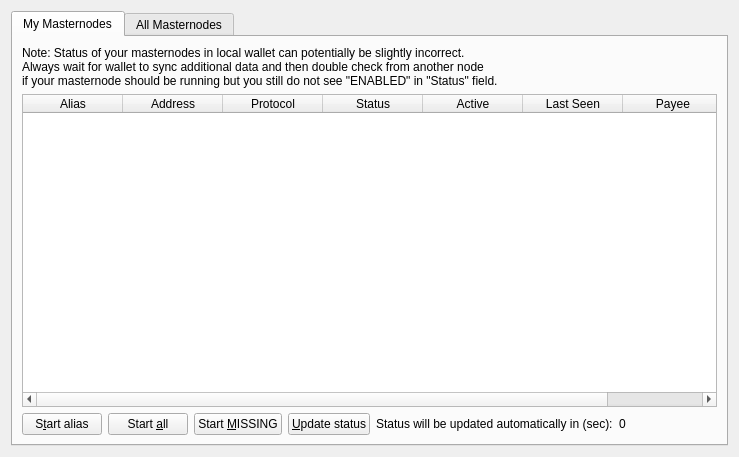
This is src/qt/forms/masternodelist.ui in genix-project/genix as Qt 5 draws it before an edit. The edited form follows.
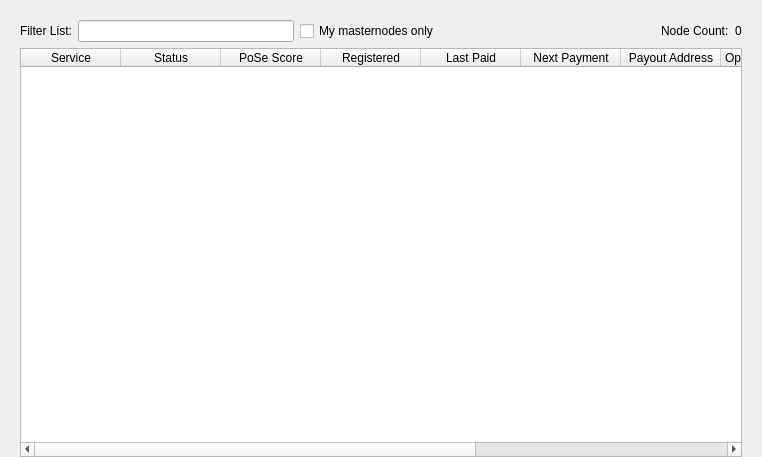
This is the edited form.

```diff
--- a/src/qt/forms/masternodelist.ui
+++ b/src/qt/forms/masternodelist.ui
@@ -6,164 +6,33 @@
 			<rect>
 				<x>0</x>
 				<y>0</y>
-				<width>723</width>
+    <width>762</width>
 				<height>457</height>
 			</rect>
 		</property>
 		<property name="windowTitle">
 			<string>Form</string>
 		</property>
-		<layout class="QVBoxLayout">
-            
+  <layout class="QVBoxLayout" name="topLayout">
+   <property name="leftMargin">
+    <number>20</number>
+   </property>
+   <property name="topMargin">
+    <number>0</number>
+   </property>
+   <property name="rightMargin">
+    <number>20</number>
+   </property>
+   <property name="bottomMargin">
+    <number>0</number>
+   </property>
 			<item>
 				<layout class="QVBoxLayout" name="verticalLayout">
 					<property name="bottomMargin">
 						<number>0</number>
 					</property>
 					<item>
-						<widget class="QTabWidget" name="tabWidget">
-							<property name="currentIndex">
-								<number>0</number>
-							</property>
-							<widget class="QWidget" name="tabMyMasternodes">
-								<attribute name="title">
-									<string>My Masternodes</string>
-								</attribute>
-								<layout class="QGridLayout" name="gridLayout_2">
-									<item row="0" column="0">
-										<layout class="QVBoxLayout" name="verticalLayout_2">
-											<property name="bottomMargin">
-												<number>0</number>
-											</property>
-											<item>
-												<layout class="QHBoxLayout" name="horizontalLayout_note">
-													<property name="bottomMargin">
-														<number>0</number>
-													</property>
-													<item>
-														<widget class="QLabel" name="updateNote">
-															<property name="text">
-																<string>Note: Status of your masternodes in local wallet can potentially be slightly incorrect.&lt;br /&gt;Always wait for wallet to sync additional data and then double check from another node&lt;br /&gt;if your masternode should be running but you still do not see "ENABLED" in "Status" field.</string>
-															</property>
-														</widget>
-													</item>
-												</layout>
-											</item>
-											<item>
-												<widget class="QTableWidget" name="tableWidgetMyMasternodes">
-													<property name="minimumSize">
-														<size>
-															<width>695</width>
-															<height>0</height>
-														</size>
-													</property>
-													<property name="editTriggers">
-														<set>QAbstractItemView::NoEditTriggers</set>
-													</property>
-													<property name="alternatingRowColors">
-														<bool>true</bool>
-													</property>
-													<property name="selectionMode">
-														<enum>QAbstractItemView::SingleSelection</enum>
-													</property>
-													<property name="selectionBehavior">
-														<enum>QAbstractItemView::SelectRows</enum>
-													</property>
-													<property name="sortingEnabled">
-														<bool>true</bool>
-													</property>
-													<attribute name="horizontalHeaderStretchLastSection">
-														<bool>true</bool>
-													</attribute>
-													<attribute name="ResizeMode">
-														<enum>QHeaderView::Interactive</enum>
-													</attribute>
-													<column>
-														<property name="text">
-															<string>Alias</string>
-														</property>
-													</column>
-													<column>
-														<property name="text">
-															<string>Address</string>
-														</property>
-													</column>
-													<column>
-														<property name="text">
-															<string>Protocol</string>
-														</property>
-													</column>
-													<column>
-														<property name="text">
-															<string>Status</string>
-														</property>
-													</column>
-													<column>
-														<property name="text">
-															<string>Active</string>
-														</property>
-													</column>
-													<column>
-														<property name="text">
-															<string>Last Seen</string>
-														</property>
-													</column>
-													<column>
-														<property name="text">
-															<string>Payee</string>
-														</property>
-													</column>
-												</widget>
-											</item>
-											<item>
-												<layout class="QHBoxLayout" name="horizontalLayout_5">
-													<property name="bottomMargin">
-														<number>0</number>
-													</property>
-													<item>
-														<widget class="QPushButton" name="startButton">
-															<property name="text">
-																<string>S&amp;tart alias</string>
-															</property>
-														</widget>
-													</item>
-													<item>
-														<widget class="QPushButton" name="startAllButton">
-															<property name="text">
-																<string>Start &amp;all</string>
-															</property>
-														</widget>
-													</item>
-													<item>
-														<widget class="QPushButton" name="startMissingButton">
-															<property name="text">
-																<string>Start &amp;MISSING</string>
-															</property>
-														</widget>
-													</item>
-													<item>
-														<widget class="QPushButton" name="UpdateButton">
-															<property name="text">
-																<string>&amp;Update status</string>
-															</property>
-														</widget>
-													</item>
-													<item>
-														<widget class="QLabel" name="autoupdate_label">
-															<property name="text">
-																<string>Status will be updated automatically in (sec):</string>
-															</property>
-														</widget>
-													</item>
-													<item>
-														<widget class="QLabel" name="secondsLabel">
-															<property name="text">
-																<string>0</string>
-															</property>
-														</widget>
-													</item>
-													<item>
-														<spacer name="horizontalSpacer_5">
+      <spacer name="horizontalSpacer0">
 															<property name="orientation">
 																<enum>Qt::Horizontal</enum>
 															</property>
@@ -175,71 +44,10 @@
 															</property>
 														</spacer>
 													</item>
-												</layout>
-											</item>
-										</layout>
-									</item>
-								</layout>
-							</widget>
-							<widget class="QWidget" name="tabAllMasternodes">
-								<attribute name="title">
-									<string>All Masternodes</string>
-								</attribute>
-								<layout class="QGridLayout" name="gridLayout">
-									<item row="1" column="0">
-										<widget class="QTableWidget" name="tableWidgetMasternodes">
-											<property name="editTriggers">
-												<set>QAbstractItemView::NoEditTriggers</set>
-											</property>
-											<property name="alternatingRowColors">
-												<bool>true</bool>
-											</property>
-											<property name="selectionBehavior">
-												<enum>QAbstractItemView::SelectRows</enum>
-											</property>
-											<property name="sortingEnabled">
-												<bool>true</bool>
-											</property>
-											<attribute name="horizontalHeaderStretchLastSection">
-												<bool>true</bool>
-											</attribute>
-											<attribute name="ResizeMode">
-												<enum>QHeaderView::Interactive</enum>
-											</attribute>
-											<column>
-												<property name="text">
-													<string>Address</string>
-												</property>
-											</column>
-											<column>
-												<property name="text">
-													<string>Protocol</string>
-												</property>
-											</column>
-											<column>
-												<property name="text">
-													<string>Status</string>
-												</property>
-											</column>
-											<column>
-												<property name="text">
-													<string>Active</string>
-												</property>
-											</column>
-											<column>
-												<property name="text">
-													<string>Last Seen</string>
-												</property>
-											</column>
-											<column>
-												<property name="text">
-													<string>Payee</string>
-												</property>
-											</column>
-										</widget>
-									</item>
+     <item>
+      <layout class="QGridLayout" name="gridLayout_3">
 									<item row="0" column="0">
-										<layout class="QHBoxLayout" name="horizontalLayout_3">
+        <layout class="QHBoxLayout" name="horizontalLayout_4">
 											<property name="bottomMargin">
 												<number>0</number>
 											</property>
@@ -258,7 +66,17 @@
 												</widget>
 											</item>
 											<item>
-												<spacer name="horizontalSpacer_3">
+          <widget class="QCheckBox" name="checkBoxMyMasternodesOnly">
+           <property name="toolTip">
+            <string>Show only masternodes this wallet has keys for.</string>
+           </property>
+           <property name="text">
+            <string>My masternodes only</string>
+           </property>
+          </widget>
+         </item>
+         <item>
+          <spacer name="horizontalSpacer_4">
 													<property name="orientation">
 														<enum>Qt::Horizontal</enum>
 													</property>
@@ -286,9 +104,84 @@
 											</item>
 										</layout>
 									</item>
-								</layout>
-							</widget>
-						</widget>
+       <item row="1" column="0">
+        <widget class="QTableWidget" name="tableWidgetMasternodesDIP3">
+         <property name="editTriggers">
+          <set>QAbstractItemView::NoEditTriggers</set>
+         </property>
+         <property name="alternatingRowColors">
+          <bool>true</bool>
+         </property>
+         <property name="selectionMode">
+          <enum>QAbstractItemView::SingleSelection</enum>
+         </property>
+         <property name="selectionBehavior">
+          <enum>QAbstractItemView::SelectRows</enum>
+         </property>
+         <property name="sortingEnabled">
+          <bool>true</bool>
+         </property>
+         <attribute name="horizontalHeaderStretchLastSection">
+          <bool>true</bool>
+         </attribute>
+         <column>
+          <property name="text">
+           <string>Service</string>
+          </property>
+         </column>
+         <column>
+          <property name="text">
+           <string>Status</string>
+          </property>
+         </column>
+         <column>
+          <property name="text">
+           <string>PoSe Score</string>
+          </property>
+         </column>
+         <column>
+          <property name="text">
+           <string>Registered</string>
+          </property>
+         </column>
+         <column>
+          <property name="text">
+           <string>Last Paid</string>
+          </property>
+         </column>
+         <column>
+          <property name="text">
+           <string>Next Payment</string>
+          </property>
+         </column>
+         <column>
+          <property name="text">
+           <string>Payout Address</string>
+          </property>
+         </column>
+         <column>
+          <property name="text">
+           <string>Operator Reward</string>
+          </property>
+         </column>
+         <column>
+          <property name="text">
+           <string>Collateral Address</string>
+          </property>
+         </column>
+         <column>
+          <property name="text">
+           <string>Owner Address</string>
+          </property>
+         </column>
+         <column>
+          <property name="text">
+           <string>Voting Address</string>
+          </property>
+         </column>
+        </widget>
+       </item>
+      </layout>
 					</item>
 				</layout>
 			</item>
```
Left out of the diff: 8 changed lines with no effect on the pictures. Lines whose indentation alone changed are shown as unchanged.
